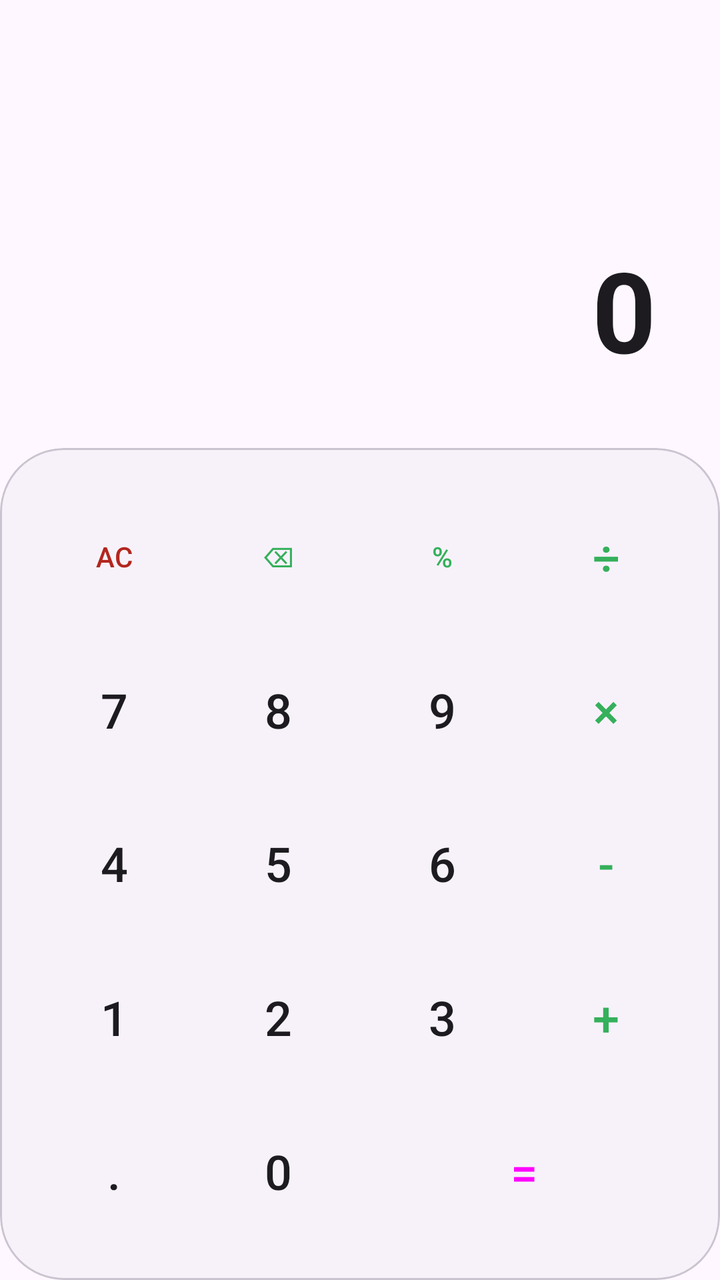
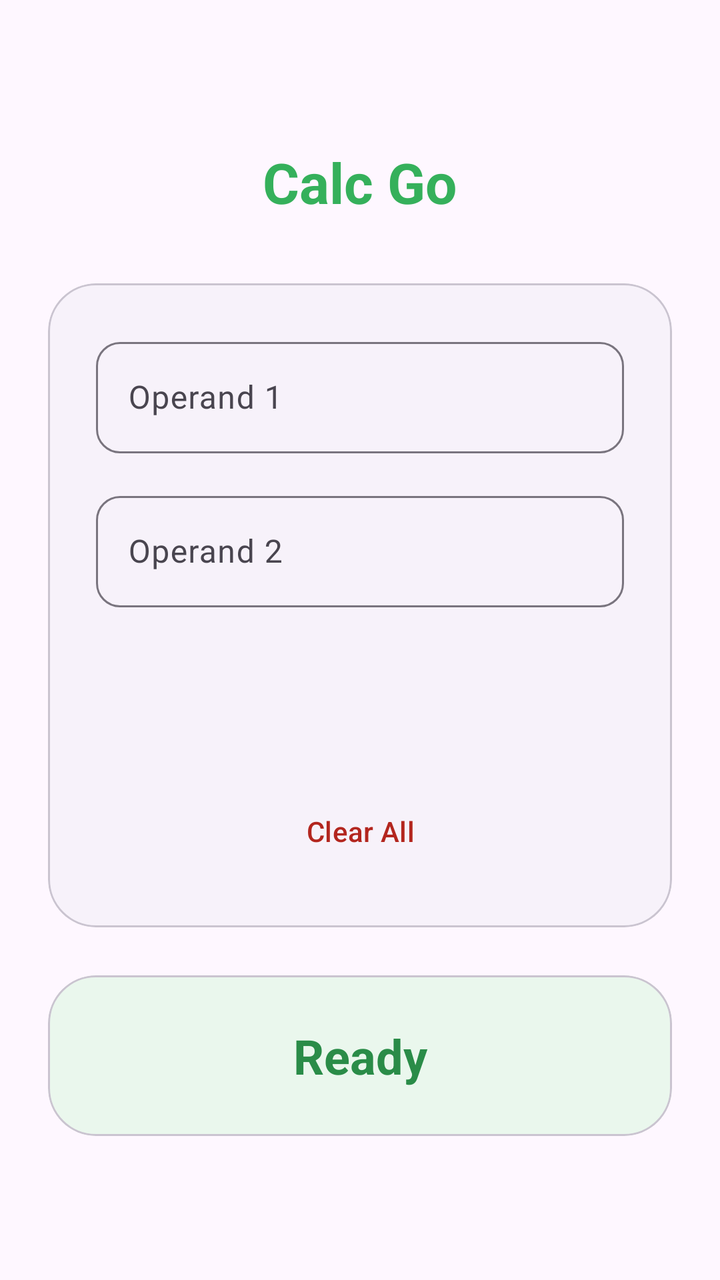

Before-and-after screenshots of an Android layout around one commit, followed by the original layout XML and the change that was made.
<!-- AndroidManifest.xml: application theme Theme.CalculatorApp -->
<!-- res/layout/activity_main.xml -->
<?xml version="1.0" encoding="utf-8"?>
<androidx.constraintlayout.widget.ConstraintLayout xmlns:android="http://schemas.android.com/apk/res/android"
    xmlns:app="http://schemas.android.com/apk/res-auto"
    android:layout_width="match_parent"
    android:layout_height="match_parent"
    android:background="?attr/colorSurface">

    <LinearLayout
        android:id="@+id/display_container"
        android:layout_width="match_parent"
        android:layout_height="0dp"
        android:gravity="bottom|end"
        android:orientation="vertical"
        android:padding="32dp"
        app:layout_constraintBottom_toTopOf="@+id/guideline"
        app:layout_constraintTop_toTopOf="parent">

        <TextView
            android:id="@+id/textExpression"
            android:layout_width="wrap_content"
            android:layout_height="wrap_content"
            android:textAppearance="?attr/textAppearanceTitleLarge"
            android:textColor="?attr/colorOnSurfaceVariant"
            android:alpha="0.7" />

        <TextView
            android:id="@+id/textResult"
            android:layout_width="match_parent"
            android:layout_height="wrap_content"
            android:layout_marginTop="8dp"
            android:text="0"
            android:gravity="end"
            android:textAppearance="?attr/textAppearanceHeadlineLarge"
            android:textColor="?attr/colorOnSurface"
            android:textSize="56sp"
            android:textStyle="bold"
            app:autoSizeTextType="uniform"
            app:autoSizeMinTextSize="24sp"
            app:autoSizeMaxTextSize="56sp"
            app:autoSizeStepGranularity="2sp" />
    </LinearLayout>

    <androidx.constraintlayout.widget.Guideline
        android:id="@+id/guideline"
        android:layout_width="wrap_content"
        android:layout_height="wrap_content"
        android:orientation="horizontal"
        app:layout_constraintGuide_percent="0.35" />

    <com.google.android.material.card.MaterialCardView
        android:layout_width="match_parent"
        android:layout_height="0dp"
        app:cardCornerRadius="32dp"
        app:cardElevation="0dp"
        app:shapeAppearanceOverlay="@style/ShapeAppearanceOverlay.App.TopRounded"
        app:cardBackgroundColor="?attr/colorSurfaceContainerLow"
        app:layout_constraintBottom_toBottomOf="parent"
        app:layout_constraintTop_toBottomOf="@id/guideline">

        <GridLayout
            android:layout_width="match_parent"
            android:layout_height="match_parent"
            android:columnCount="4"
            android:padding="16dp"
            android:rowCount="5">

            
            <Button
                android:id="@+id/btnAC"
                style="@style/Widget.App.Button.Operator"
                android:layout_width="0dp"
                android:layout_height="0dp"
                android:layout_rowWeight="1"
                android:layout_columnWeight="1"
                android:layout_margin="6dp"
                android:text="AC"
                android:textColor="?attr/colorError" />

            <Button
                android:id="@+id/btnBackspace"
                style="@style/Widget.App.Button.Operator"
                android:layout_width="0dp"
                android:layout_height="0dp"
                android:layout_rowWeight="1"
                android:layout_columnWeight="1"
                android:layout_margin="6dp"
                android:text="⌫" />

            <Button
                android:id="@+id/btnModulus"
                style="@style/Widget.App.Button.Operator"
                android:layout_width="0dp"
                android:layout_height="0dp"
                android:layout_rowWeight="1"
                android:layout_columnWeight="1"
                android:layout_margin="6dp"
                android:text="%" />

            <Button
                android:id="@+id/btnDivide"
                style="@style/Widget.App.Button.Operator"
                android:layout_width="0dp"
                android:layout_height="0dp"
                android:layout_rowWeight="1"
                android:layout_columnWeight="1"
                android:layout_margin="6dp"
                android:text="÷"
                android:textSize="24sp" />

            
            <Button
                android:id="@+id/btn7"
                style="@style/Widget.App.Button.Outlined"
                android:layout_width="0dp"
                android:layout_height="0dp"
                android:layout_rowWeight="1"
                android:layout_columnWeight="1"
                android:layout_margin="6dp"
                android:text="7"
                android:textSize="24sp" />

            <Button
                android:id="@+id/btn8"
                style="@style/Widget.App.Button.Outlined"
                android:layout_width="0dp"
                android:layout_height="0dp"
                android:layout_rowWeight="1"
                android:layout_columnWeight="1"
                android:layout_margin="6dp"
                android:text="8"
                android:textSize="24sp" />

            <Button
                android:id="@+id/btn9"
                style="@style/Widget.App.Button.Outlined"
                android:layout_width="0dp"
                android:layout_height="0dp"
                android:layout_rowWeight="1"
                android:layout_columnWeight="1"
                android:layout_margin="6dp"
                android:text="9"
                android:textSize="24sp" />

            <Button
                android:id="@+id/btnMultiply"
                style="@style/Widget.App.Button.Operator"
                android:layout_width="0dp"
                android:layout_height="0dp"
                android:layout_rowWeight="1"
                android:layout_columnWeight="1"
                android:layout_margin="6dp"
                android:text="×"
                android:textSize="24sp" />

            
            <Button
                android:id="@+id/btn4"
                style="@style/Widget.App.Button.Outlined"
                android:layout_width="0dp"
                android:layout_height="0dp"
                android:layout_rowWeight="1"
                android:layout_columnWeight="1"
                android:layout_margin="6dp"
                android:text="4"
                android:textSize="24sp" />

            <Button
                android:id="@+id/btn5"
                style="@style/Widget.App.Button.Outlined"
                android:layout_width="0dp"
                android:layout_height="0dp"
                android:layout_rowWeight="1"
                android:layout_columnWeight="1"
                android:layout_margin="6dp"
                android:text="5"
                android:textSize="24sp" />

            <Button
                android:id="@+id/btn6"
                style="@style/Widget.App.Button.Outlined"
                android:layout_width="0dp"
                android:layout_height="0dp"
                android:layout_rowWeight="1"
                android:layout_columnWeight="1"
                android:layout_margin="6dp"
                android:text="6"
                android:textSize="24sp" />

            <Button
                android:id="@+id/btnSubtract"
                style="@style/Widget.App.Button.Operator"
                android:layout_width="0dp"
                android:layout_height="0dp"
                android:layout_rowWeight="1"
                android:layout_columnWeight="1"
                android:layout_margin="6dp"
                android:text="-"
                android:textSize="24sp" />

            
            <Button
                android:id="@+id/btn1"
                style="@style/Widget.App.Button.Outlined"
                android:layout_width="0dp"
                android:layout_height="0dp"
                android:layout_rowWeight="1"
                android:layout_columnWeight="1"
                android:layout_margin="6dp"
                android:text="1"
                android:textSize="24sp" />

            <Button
                android:id="@+id/btn2"
                style="@style/Widget.App.Button.Outlined"
                android:layout_width="0dp"
                android:layout_height="0dp"
                android:layout_rowWeight="1"
                android:layout_columnWeight="1"
                android:layout_margin="6dp"
                android:text="2"
                android:textSize="24sp" />

            <Button
                android:id="@+id/btn3"
                style="@style/Widget.App.Button.Outlined"
                android:layout_width="0dp"
                android:layout_height="0dp"
                android:layout_rowWeight="1"
                android:layout_columnWeight="1"
                android:layout_margin="6dp"
                android:text="3"
                android:textSize="24sp" />

            <Button
                android:id="@+id/btnAdd"
                style="@style/Widget.App.Button.Operator"
                android:layout_width="0dp"
                android:layout_height="0dp"
                android:layout_rowWeight="1"
                android:layout_columnWeight="1"
                android:layout_margin="6dp"
                android:text="+"
                android:textSize="24sp" />

            
            <Button
                android:id="@+id/btnDot"
                style="@style/Widget.App.Button.Outlined"
                android:layout_width="0dp"
                android:layout_height="0dp"
                android:layout_rowWeight="1"
                android:layout_columnWeight="1"
                android:layout_margin="6dp"
                android:text="."
                android:textSize="24sp" />

            <Button
                android:id="@+id/btn0"
                style="@style/Widget.App.Button.Outlined"
                android:layout_width="0dp"
                android:layout_height="0dp"
                android:layout_rowWeight="1"
                android:layout_columnWeight="1"
                android:layout_margin="6dp"
                android:text="0"
                android:textSize="24sp" />

            <Button
                android:id="@+id/btnEqual"
                style="@style/Widget.Material3.Button"
                android:layout_width="0dp"
                android:layout_height="0dp"
                android:layout_rowWeight="1"
                android:layout_columnSpan="2"
                android:layout_columnWeight="2"
                android:layout_margin="6dp"
                android:backgroundTint="@color/primary"
                android:text="="
                android:textSize="24sp" />

        </GridLayout>
    </com.google.android.material.card.MaterialCardView>

</androidx.constraintlayout.widget.ConstraintLayout>
<!-- resources referenced by this layout -->
<resources>
  <color name="primary">#35b05b</color>
  <style name="ShapeAppearanceOverlay.App.TopRounded" parent="">
          <item name="cornerSizeTopLeft">32dp</item>
          <item name="cornerSizeTopRight">32dp</item>
          <item name="cornerSizeBottomLeft">0dp</item>
          <item name="cornerSizeBottomRight">0dp</item>
      </style>
  <style name="Widget.App.Button.Operator" parent="Widget.Material3.Button.TonalButton">
          <item name="strokeColor">@color/primary</item>
          <item name="strokeWidth">2dp</item>
          <item name="android:textColor">@color/primary</item>
      </style>
  <style name="Widget.App.Button.Outlined" parent="Widget.Material3.Button.OutlinedButton">
          <item name="strokeColor">@color/primary</item>
          <item name="strokeWidth">1dp</item>
          <item name="android:textColor">?attr/colorOnSurface</item>
      </style>
  <style name="Theme.CalculatorApp" parent="Theme.Material3.DayNight.NoActionBar">
          <item name="colorPrimary">@color/primary</item>
          <item name="colorOnPrimary">@color/white</item>
          <item name="colorPrimaryContainer">@color/primary_light</item>
          <item name="colorOnPrimaryContainer">@color/primary_dark</item>
  
          <item name="android:statusBarColor">@color/primary</item>
          <item name="android:windowLightStatusBar" tools:targetApi="m">false</item>
      </style>
  <color name="white">#FFFFFFFF</color>
  <color name="primary_light">#eaf7ed</color>
  <color name="primary_dark">#2a8c48</color>
</resources>

<!-- the commit's change to res/layout/activity_main.xml (unified diff, before → after) -->
@@ -6,279 +6,158 @@
     android:background="?attr/colorSurface">
 
     <LinearLayout
-        android:id="@+id/display_container"
         android:layout_width="match_parent"
-        android:layout_height="0dp"
-        android:gravity="bottom|end"
+        android:layout_height="wrap_content"
         android:orientation="vertical"
-        android:padding="32dp"
-        app:layout_constraintBottom_toTopOf="@+id/guideline"
+        android:padding="24dp"
+        app:layout_constraintBottom_toBottomOf="parent"
         app:layout_constraintTop_toTopOf="parent">
 
         <TextView
-            android:id="@+id/textExpression"
             android:layout_width="wrap_content"
             android:layout_height="wrap_content"
-            android:textAppearance="?attr/textAppearanceTitleLarge"
-            android:textColor="?attr/colorOnSurfaceVariant"
-            android:alpha="0.7" />
+            android:layout_gravity="center_horizontal"
+            android:layout_marginBottom="32dp"
+            android:text="@string/title"
+            android:textAppearance="?attr/textAppearanceHeadlineMedium"
+            android:textColor="@color/primary"
+            android:textStyle="bold" />
 
-        <TextView
-            android:id="@+id/textResult"
+        <com.google.android.material.card.MaterialCardView
             android:layout_width="match_parent"
             android:layout_height="wrap_content"
-            android:layout_marginTop="8dp"
-            android:text="0"
-            android:gravity="end"
-            android:textAppearance="?attr/textAppearanceHeadlineLarge"
-            android:textColor="?attr/colorOnSurface"
-            android:textSize="56sp"
-            android:textStyle="bold"
-            app:autoSizeTextType="uniform"
-            app:autoSizeMinTextSize="24sp"
-            app:autoSizeMaxTextSize="56sp"
-            app:autoSizeStepGranularity="2sp" />
+            app:cardCornerRadius="24dp"
+            app:cardElevation="0dp"
+            app:strokeWidth="1dp"
+            app:strokeColor="?attr/colorOutlineVariant"
+            app:cardBackgroundColor="?attr/colorSurfaceContainerLow">
+
+            <LinearLayout
+                android:layout_width="match_parent"
+                android:layout_height="wrap_content"
+                android:orientation="vertical"
+                android:padding="24dp">
+
+                <com.google.android.material.textfield.TextInputLayout
+                    style="@style/Widget.Material3.TextInputLayout.OutlinedBox"
+                    android:layout_width="match_parent"
+                    android:layout_height="wrap_content"
+                    android:hint="@string/hint_op1"
+                    app:boxCornerRadiusBottomEnd="12dp"
+                    app:boxCornerRadiusBottomStart="12dp"
+                    app:boxCornerRadiusTopEnd="12dp"
+                    app:boxCornerRadiusTopStart="12dp">
+
+                    <com.google.android.material.textfield.TextInputEditText
+                        android:id="@+id/editOp1"
+                        android:layout_width="match_parent"
+                        android:layout_height="wrap_content"
+                        android:inputType="numberDecimal|numberSigned" />
+                </com.google.android.material.textfield.TextInputLayout>
+
+                <com.google.android.material.textfield.TextInputLayout
+                    style="@style/Widget.Material3.TextInputLayout.OutlinedBox"
+                    android:layout_width="match_parent"
+                    android:layout_height="wrap_content"
+                    android:layout_marginTop="16dp"
+                    android:hint="@string/hint_op2"
+                    app:boxCornerRadiusBottomEnd="12dp"
+                    app:boxCornerRadiusBottomStart="12dp"
+                    app:boxCornerRadiusTopEnd="12dp"
+                    app:boxCornerRadiusTopStart="12dp">
+
+                    <com.google.android.material.textfield.TextInputEditText
+                        android:id="@+id/editOp2"
+                        android:layout_width="match_parent"
+                        android:layout_height="wrap_content"
+                        android:inputType="numberDecimal|numberSigned" />
+                </com.google.android.material.textfield.TextInputLayout>
+
+                <GridLayout
+                    android:layout_width="match_parent"
+                    android:layout_height="wrap_content"
+                    android:layout_marginTop="24dp"
+                    android:columnCount="5"
+                    android:useDefaultMargins="true">
+
+                    <Button
+                        android:id="@+id/btnAdd"
+                        style="@style/Widget.App.Button.Operator"
+                        android:layout_width="0dp"
+                        android:layout_height="wrap_content"
+                        android:layout_columnWeight="1"
+                        android:text="+"
+                        android:textSize="18sp" />
+
+                    <Button
+                        android:id="@+id/btnSubtract"
+                        style="@style/Widget.App.Button.Operator"
+                        android:layout_width="0dp"
+                        android:layout_height="wrap_content"
+                        android:layout_columnWeight="1"
+                        android:text="-"
+                        android:textSize="18sp" />
+
+                    <Button
+                        android:id="@+id/btnMultiply"
+                        style="@style/Widget.App.Button.Operator"
+                        android:layout_width="0dp"
+                        android:layout_height="wrap_content"
+                        android:layout_columnWeight="1"
+                        android:text="×"
+                        android:textSize="18sp" />
+
+                    <Button
+                        android:id="@+id/btnDivide"
+                        style="@style/Widget.App.Button.Operator"
+                        android:layout_width="0dp"
+                        android:layout_height="wrap_content"
+                        android:layout_columnWeight="1"
+                        android:text="÷"
+                        android:textSize="18sp" />
+
+                    <Button
+                        android:id="@+id/btnModulus"
+                        style="@style/Widget.App.Button.Operator"
+                        android:layout_width="0dp"
+                        android:layout_height="wrap_content"
+                        android:layout_columnWeight="1"
+                        android:text="%"
+                        android:textSize="18sp" />
+                </GridLayout>
+
+                <Button
+                    android:id="@+id/btnAC"
+                    style="@style/Widget.Material3.Button.TextButton"
+                    android:layout_width="match_parent"
+                    android:layout_height="wrap_content"
+                    android:layout_marginTop="8dp"
+                    android:text="@string/btn_clear_all"
+                    android:textColor="?attr/colorError" />
+
+            </LinearLayout>
+        </com.google.android.material.card.MaterialCardView>
+
+        <com.google.android.material.card.MaterialCardView
+            android:layout_width="match_parent"
+            android:layout_height="wrap_content"
+            android:layout_marginTop="24dp"
+            app:cardCornerRadius="24dp"
+            app:cardElevation="0dp"
+            app:cardBackgroundColor="?attr/colorPrimaryContainer">
+
+            <TextView
+                android:id="@+id/textResult"
+                android:layout_width="match_parent"
+                android:layout_height="wrap_content"
+                android:gravity="center"
+                android:padding="24dp"
+                android:text="@string/result_placeholder"
+                android:textAppearance="?attr/textAppearanceHeadlineSmall"
+                android:textColor="?attr/colorOnPrimaryContainer"
+                android:textStyle="bold" />
+        </com.google.android.material.card.MaterialCardView>
+
     </LinearLayout>
 
-    <androidx.constraintlayout.widget.Guideline
-        android:id="@+id/guideline"
-        android:layout_width="wrap_content"
-        android:layout_height="wrap_content"
-        android:orientation="horizontal"
-        app:layout_constraintGuide_percent="0.35" />
-
-    <com.google.android.material.card.MaterialCardView
-        android:layout_width="match_parent"
-        android:layout_height="0dp"
-        app:cardCornerRadius="32dp"
-        app:cardElevation="0dp"
-        app:shapeAppearanceOverlay="@style/ShapeAppearanceOverlay.App.TopRounded"
-        app:cardBackgroundColor="?attr/colorSurfaceContainerLow"
-        app:layout_constraintBottom_toBottomOf="parent"
-        app:layout_constraintTop_toBottomOf="@id/guideline">
-
-        <GridLayout
-            android:layout_width="match_parent"
-            android:layout_height="match_parent"
-            android:columnCount="4"
-            android:padding="16dp"
-            android:rowCount="5">
-
-            
-            <Button
-                android:id="@+id/btnAC"
-                style="@style/Widget.App.Button.Operator"
-                android:layout_width="0dp"
-                android:layout_height="0dp"
-                android:layout_rowWeight="1"
-                android:layout_columnWeight="1"
-                android:layout_margin="6dp"
-                android:text="AC"
-                android:textColor="?attr/colorError" />
-
-            <Button
-                android:id="@+id/btnBackspace"
-                style="@style/Widget.App.Button.Operator"
-                android:layout_width="0dp"
-                android:layout_height="0dp"
-                android:layout_rowWeight="1"
-                android:layout_columnWeight="1"
-                android:layout_margin="6dp"
-                android:text="⌫" />
-
-            <Button
-                android:id="@+id/btnModulus"
-                style="@style/Widget.App.Button.Operator"
-                android:layout_width="0dp"
-                android:layout_height="0dp"
-                android:layout_rowWeight="1"
-                android:layout_columnWeight="1"
-                android:layout_margin="6dp"
-                android:text="%" />
-
-            <Button
-                android:id="@+id/btnDivide"
-                style="@style/Widget.App.Button.Operator"
-                android:layout_width="0dp"
-                android:layout_height="0dp"
-                android:layout_rowWeight="1"
-                android:layout_columnWeight="1"
-                android:layout_margin="6dp"
-                android:text="÷"
-                android:textSize="24sp" />
-
-            
-            <Button
-                android:id="@+id/btn7"
-                style="@style/Widget.App.Button.Outlined"
-                android:layout_width="0dp"
-                android:layout_height="0dp"
-                android:layout_rowWeight="1"
-                android:layout_columnWeight="1"
-                android:layout_margin="6dp"
-                android:text="7"
-                android:textSize="24sp" />
-
-            <Button
-                android:id="@+id/btn8"
-                style="@style/Widget.App.Button.Outlined"
-                android:layout_width="0dp"
-                android:layout_height="0dp"
-                android:layout_rowWeight="1"
-                android:layout_columnWeight="1"
-                android:layout_margin="6dp"
-                android:text="8"
-                android:textSize="24sp" />
-
-            <Button
-                android:id="@+id/btn9"
-                style="@style/Widget.App.Button.Outlined"
-                android:layout_width="0dp"
-                android:layout_height="0dp"
-                android:layout_rowWeight="1"
-                android:layout_columnWeight="1"
-                android:layout_margin="6dp"
-                android:text="9"
-                android:textSize="24sp" />
-
-            <Button
-                android:id="@+id/btnMultiply"
-                style="@style/Widget.App.Button.Operator"
-                android:layout_width="0dp"
-                android:layout_height="0dp"
-                android:layout_rowWeight="1"
-                android:layout_columnWeight="1"
-                android:layout_margin="6dp"
-                android:text="×"
-                android:textSize="24sp" />
-
-            
-            <Button
-                android:id="@+id/btn4"
-                style="@style/Widget.App.Button.Outlined"
-                android:layout_width="0dp"
-                android:layout_height="0dp"
-                android:layout_rowWeight="1"
-                android:layout_columnWeight="1"
-                android:layout_margin="6dp"
-                android:text="4"
-                android:textSize="24sp" />
-
-            <Button
-                android:id="@+id/btn5"
-                style="@style/Widget.App.Button.Outlined"
-                android:layout_width="0dp"
-                android:layout_height="0dp"
-                android:layout_rowWeight="1"
-                android:layout_columnWeight="1"
-                android:layout_margin="6dp"
-                android:text="5"
-                android:textSize="24sp" />
-
-            <Button
-                android:id="@+id/btn6"
-                style="@style/Widget.App.Button.Outlined"
-                android:layout_width="0dp"
-                android:layout_height="0dp"
-                android:layout_rowWeight="1"
-                android:layout_columnWeight="1"
-                android:layout_margin="6dp"
-                android:text="6"
-                android:textSize="24sp" />
-
-            <Button
-                android:id="@+id/btnSubtract"
-                style="@style/Widget.App.Button.Operator"
-                android:layout_width="0dp"
-                android:layout_height="0dp"
-                android:layout_rowWeight="1"
-                android:layout_columnWeight="1"
-                android:layout_margin="6dp"
-                android:text="-"
-                android:textSize="24sp" />
-
-            
-            <Button
-                android:id="@+id/btn1"
-                style="@style/Widget.App.Button.Outlined"
-                android:layout_width="0dp"
-                android:layout_height="0dp"
-                android:layout_rowWeight="1"
-                android:layout_columnWeight="1"
-                android:layout_margin="6dp"
-                android:text="1"
-                android:textSize="24sp" />
-
-            <Button
-                android:id="@+id/btn2"
-                style="@style/Widget.App.Button.Outlined"
-                android:layout_width="0dp"
-                android:layout_height="0dp"
-                android:layout_rowWeight="1"
-                android:layout_columnWeight="1"
-                android:layout_margin="6dp"
-                android:text="2"
-                android:textSize="24sp" />
-
-            <Button
-                android:id="@+id/btn3"
-                style="@style/Widget.App.Button.Outlined"
-                android:layout_width="0dp"
-                android:layout_height="0dp"
-                android:layout_rowWeight="1"
-                android:layout_columnWeight="1"
-                android:layout_margin="6dp"
-                android:text="3"
-                android:textSize="24sp" />
-
-            <Button
-                android:id="@+id/btnAdd"
-                style="@style/Widget.App.Button.Operator"
-                android:layout_width="0dp"
-                android:layout_height="0dp"
-                android:layout_rowWeight="1"
-                android:layout_columnWeight="1"
-                android:layout_margin="6dp"
-                android:text="+"
-                android:textSize="24sp" />
-
-            
-            <Button
-                android:id="@+id/btnDot"
-                style="@style/Widget.App.Button.Outlined"
-                android:layout_width="0dp"
-                android:layout_height="0dp"
-                android:layout_rowWeight="1"
-                android:layout_columnWeight="1"
-                android:layout_margin="6dp"
-                android:text="."
-                android:textSize="24sp" />
-
-            <Button
-                android:id="@+id/btn0"
-                style="@style/Widget.App.Button.Outlined"
-                android:layout_width="0dp"
-                android:layout_height="0dp"
-                android:layout_rowWeight="1"
-                android:layout_columnWeight="1"
-                android:layout_margin="6dp"
-                android:text="0"
-                android:textSize="24sp" />
-
-            <Button
-                android:id="@+id/btnEqual"
-                style="@style/Widget.Material3.Button"
-                android:layout_width="0dp"
-                android:layout_height="0dp"
-                android:layout_rowWeight="1"
-                android:layout_columnSpan="2"
-                android:layout_columnWeight="2"
-                android:layout_margin="6dp"
-                android:backgroundTint="@color/primary"
-                android:text="="
-                android:textSize="24sp" />
-
-        </GridLayout>
-    </com.google.android.material.card.MaterialCardView>
-
 </androidx.constraintlayout.widget.ConstraintLayout>
<!-- resource entries referenced after the edit -->
@@ -1,21 +1,15 @@
 <!-- resources referenced by this layout -->
 <resources>
   <color name="primary">#35b05b</color>
-  <style name="ShapeAppearanceOverlay.App.TopRounded" parent="">
-          <item name="cornerSizeTopLeft">32dp</item>
-          <item name="cornerSizeTopRight">32dp</item>
-          <item name="cornerSizeBottomLeft">0dp</item>
-          <item name="cornerSizeBottomRight">0dp</item>
-      </style>
+  <string name="btn_clear_all">Clear All</string>
+  <string name="hint_op1">Operand 1</string>
+  <string name="hint_op2">Operand 2</string>
+  <string name="result_placeholder">Ready</string>
+  <string name="title">Calc Go</string>
   <style name="Widget.App.Button.Operator" parent="Widget.Material3.Button.TonalButton">
           <item name="strokeColor">@color/primary</item>
           <item name="strokeWidth">2dp</item>
           <item name="android:textColor">@color/primary</item>
-      </style>
-  <style name="Widget.App.Button.Outlined" parent="Widget.Material3.Button.OutlinedButton">
-          <item name="strokeColor">@color/primary</item>
-          <item name="strokeWidth">1dp</item>
-          <item name="android:textColor">?attr/colorOnSurface</item>
       </style>
   <style name="Theme.CalculatorApp" parent="Theme.Material3.DayNight.NoActionBar">
           <item name="colorPrimary">@color/primary</item>
